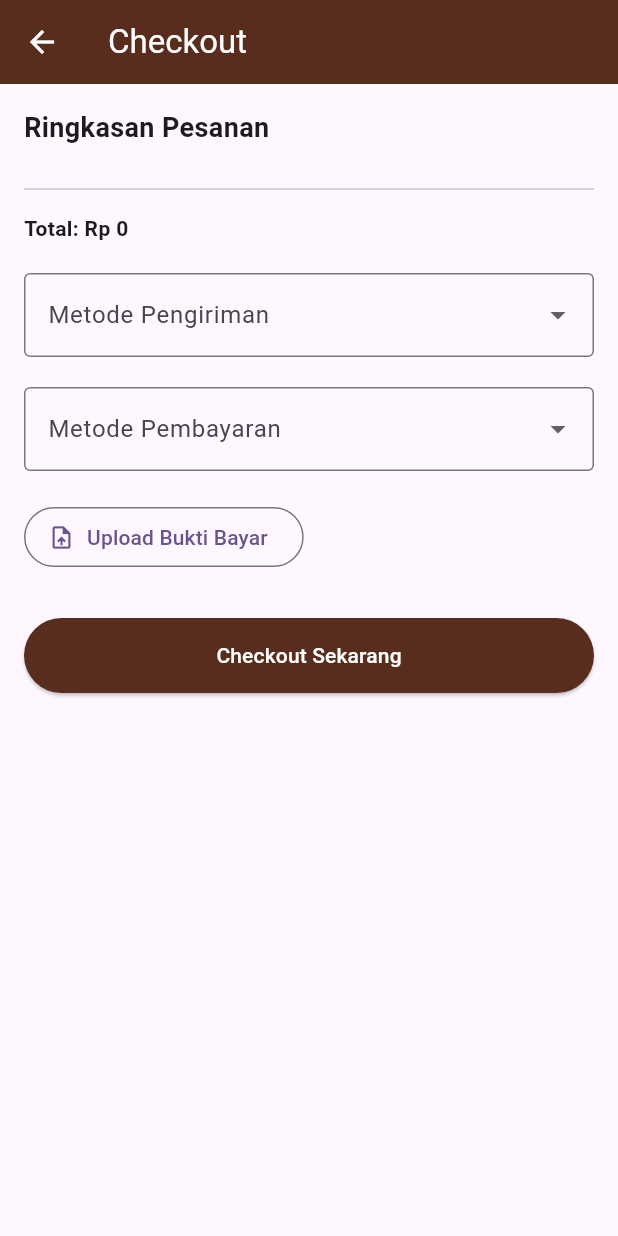
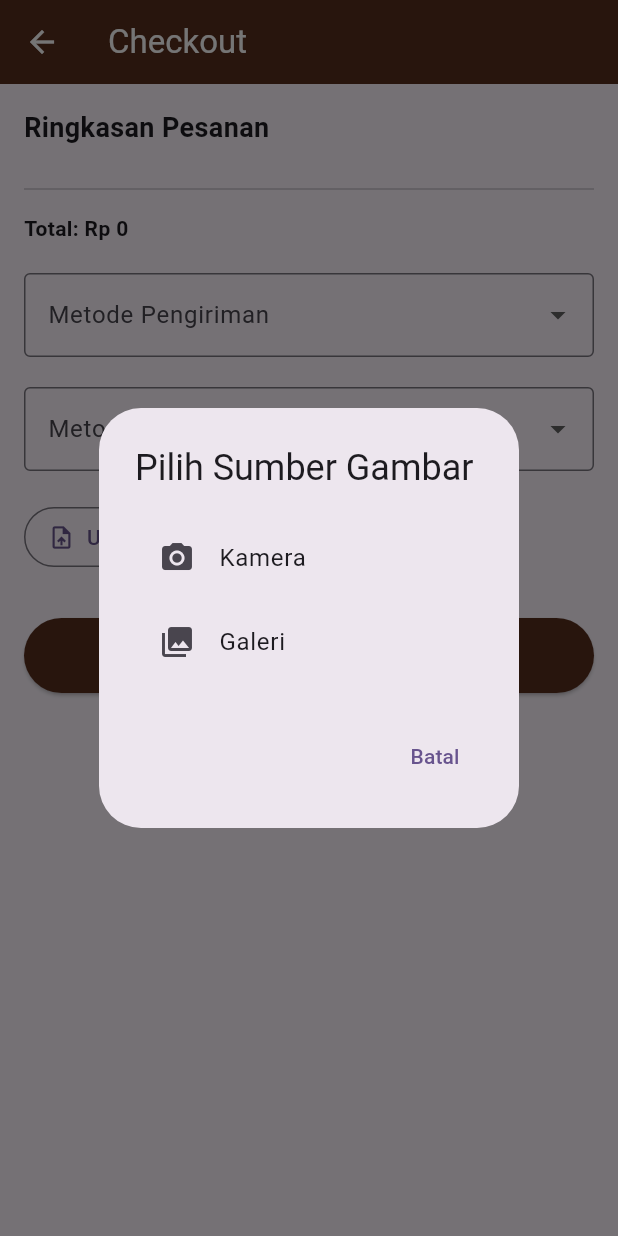
Before and after one commit to LYChubby/0009_PempekApp, a Flutter app: the CheckoutPage screen opened directly with empty values, after a tap on "Upload Bukti Bayar", on a phone screen of 412 x 824 dp. Run offline on Flutter 3.47's test engine with Material 3 defaults, Android fonts, the light colour scheme and no system bars; our stand-ins replace bloc, dartz, equatable, flutter_bloc, flutter_secure_storage, geocoding and 3 more; missing offline and left inert: flutter_polyline_points; accounts and stored records are empty; network calls fail.

Commit message:
Penambahan Akses / Pilih Camera

```diff
--- a/lib/presentation/pemesanan/checkout_page.dart
+++ b/lib/presentation/pemesanan/checkout_page.dart
@@ -35,10 +35,43 @@ class _CheckoutPageState extends State<CheckoutPage> {
   final ImagePicker _picker = ImagePicker();
 
   Future<void> _pickBuktiBayar() async {
-    final XFile? picked = await _picker.pickImage(source: ImageSource.gallery);
+    final source = await _showImageSourceDialog(context);
+    if (source == null) return;
+
+    final XFile? picked = await _picker.pickImage(source: source);
     if (picked != null) {
       setState(() => buktiBayar = File(picked.path));
     }
+  }
+
+  Future<ImageSource?> _showImageSourceDialog(BuildContext context) async {
+    return await showDialog<ImageSource>(
+      context: context,
+      builder: (context) => AlertDialog(
+        title: const Text("Pilih Sumber Gambar"),
+        content: Column(
+          mainAxisSize: MainAxisSize.min,
+          children: [
+            ListTile(
+              leading: const Icon(Icons.camera_alt),
+              title: const Text("Kamera"),
+              onTap: () => Navigator.pop(context, ImageSource.camera),
+            ),
+            ListTile(
+              leading: const Icon(Icons.photo_library),
+              title: const Text("Galeri"),
+              onTap: () => Navigator.pop(context, ImageSource.gallery),
+            ),
+          ],
+        ),
+        actions: [
+          TextButton(
+            onPressed: () => Navigator.pop(context),
+            child: const Text('Batal'),
+          ),
+        ],
+      ),
+    );
   }
 
   void _submitCheckout() {
@@ -51,7 +84,6 @@ class _CheckoutPageState extends State<CheckoutPage> {
       return;
     }
 
-    // List detail pemesanan (item per item)
     final pemesananList = widget.cart.map((item) {
       final menu = item['menu'] as MenuResponseModel;
       final jumlah = item['quantity'] as int;
@@ -64,7 +96,6 @@ class _CheckoutPageState extends State<CheckoutPage> {
       );
     }).toList();
 
-    // Buat transaksi utama
     final transaksiModel = TransaksiRequestModel(
       userId: widget.userId,
       pengiriman: pengiriman!,
@@ -72,12 +103,6 @@ class _CheckoutPageState extends State<CheckoutPage> {
       detail: pemesananList,
     );
 
-    // Upload bukti bayar
-    final pembayaranModel = PembayaranRequestModel(
-      buktiBayar: buktiBayar!.path,
-    );
-
-    // Kirim ke BLoC
     context.read<CheckoutBloc>().add(
       CheckoutSubmitted(
         transaksiRequest: transaksiModel,
@@ -176,15 +201,26 @@ class _CheckoutPageState extends State<CheckoutPage> {
               OutlinedButton.icon(
                 onPressed: _pickBuktiBayar,
                 icon: const Icon(Icons.upload_file),
-                label: const Text("Upload Bukti Bayar"),
+                label: Text(
+                  buktiBayar == null
+                      ? "Upload Bukti Bayar"
+                      : "Ganti Bukti Bayar",
+                ),
               ),
               if (buktiBayar != null)
                 Padding(
                   padding: const EdgeInsets.only(top: 10),
-                  child: Image.file(
-                    buktiBayar!,
-                    height: 150,
-                    fit: BoxFit.cover,
+                  child: Column(
+                    children: [
+                      Image.file(buktiBayar!, height: 150, fit: BoxFit.cover),
+                      TextButton(
+                        onPressed: () => setState(() => buktiBayar = null),
+                        child: const Text(
+                          "Hapus Bukti Bayar",
+                          style: TextStyle(color: Colors.red),
+                        ),
+                      ),
+                    ],
                   ),
                 ),
               const SizedBox(height: 30),
--- a/pubspec.yaml
+++ b/pubspec.yaml
@@ -54,6 +54,7 @@ dependencies:
   permission_handler: ^12.0.0+1
   flutter_polyline_points: ^2.1.0
   url_launcher: ^6.1.11
+  camera: ^0.11.1
 
 dev_dependencies:
   flutter_test:
```
Also changed, not shown: lib/presentation/auth/admin/menu/kelola_menu_page.dart (+89 -10 lines), pubspec.lock, 1 other file.
